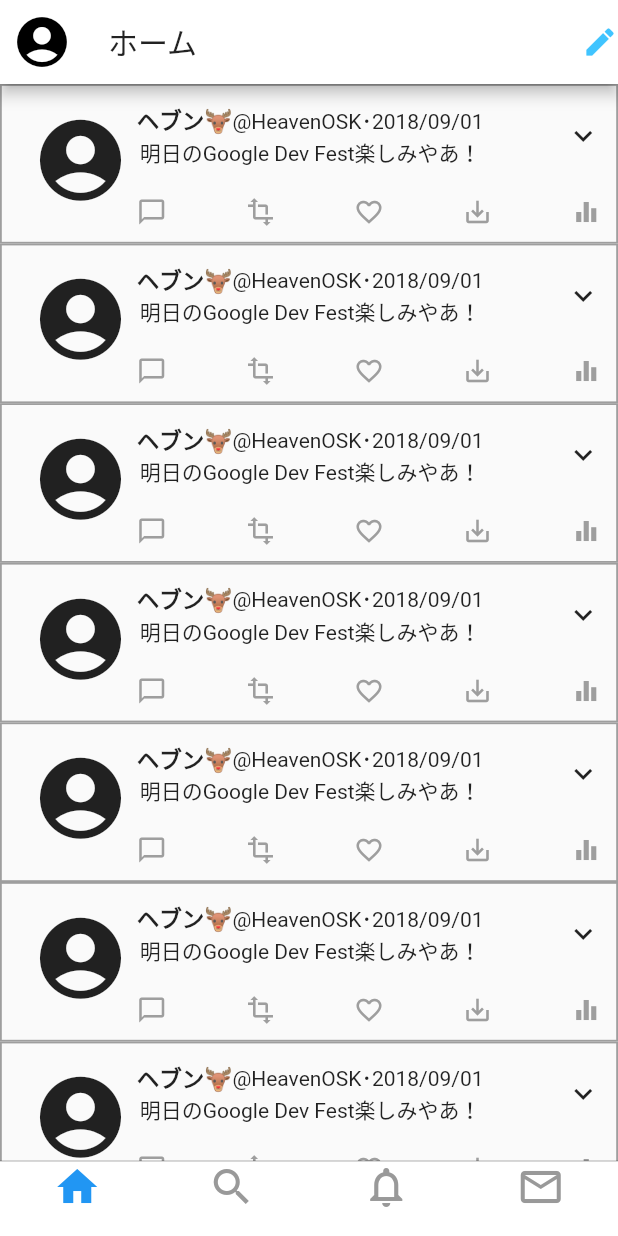
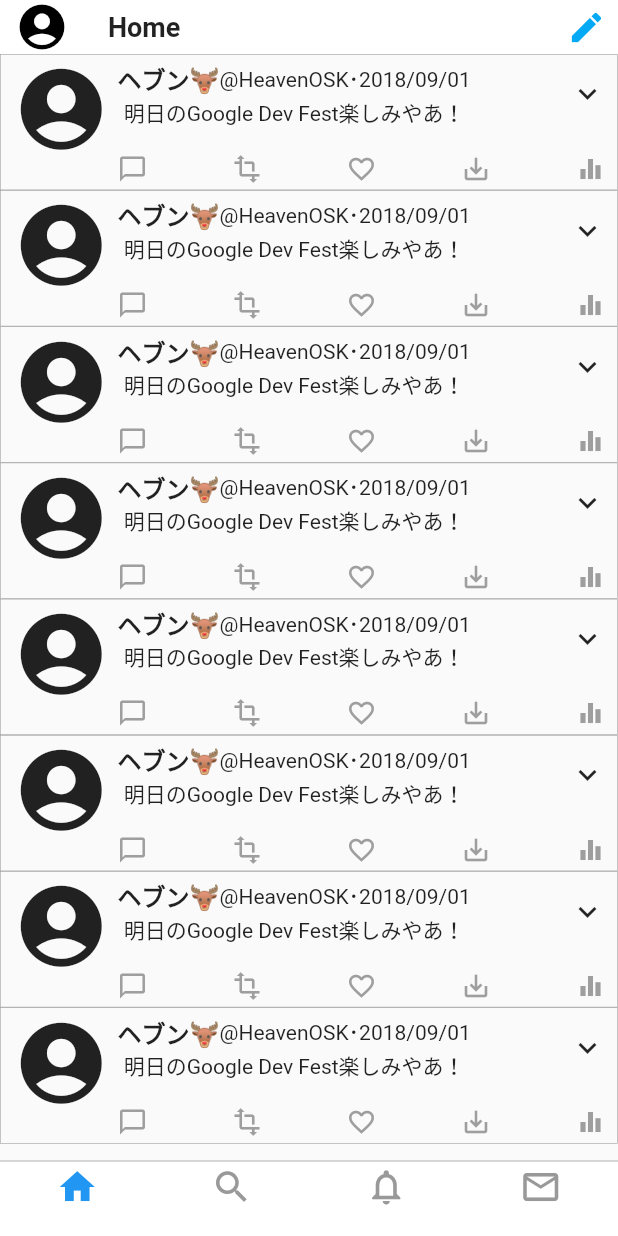
Before and after one commit to HeavenOSK/Flitter, a Flutter app: the screen it shows after launch, on a phone screen of 412 x 824 dp. Run offline on Flutter 3.47's test engine with Material 2 defaults, Android fonts, the phone set to English and light mode, and no system bars.

Commit message:
Fix Lyaout of AppBar and BottomNavigationBar

```diff
--- a/lib/main.dart
+++ b/lib/main.dart
@@ -8,6 +8,7 @@ class MyApp extends StatelessWidget{
   Widget build(BuildContext context) {
     return MaterialApp(
       title: 'Flitter',
+      debugShowCheckedModeBanner: false,
       theme: ThemeData(
           primaryColor: Colors.white
       ),
--- a/lib/ui/app.dart
+++ b/lib/ui/app.dart
@@ -1,5 +1,6 @@
 import 'package:flutter/material.dart';
 import 'package:flutter/cupertino.dart';
+
 import 'package:flitter/ui/pages/home.dart';
 
 class App extends StatefulWidget {
@@ -15,31 +16,10 @@ class AppState extends State<App> {
     Container(),
     Container(),
   ];
-  final iconSize = 32.0;
   @override
   Widget build(BuildContext context) {
     return CupertinoTabScaffold(
-      tabBar: CupertinoTabBar(
-        backgroundColor: Colors.white,
-        items: <BottomNavigationBarItem>[
-          BottomNavigationBarItem(
-            icon: Icon(Icons.home, size: iconSize),
-            title: Text(''),
-          ),
-          BottomNavigationBarItem(
-            icon: Icon(Icons.search, size: iconSize),
-            title: Text(''),
-          ),
-          BottomNavigationBarItem(
-            icon: Icon(Icons.notifications_none, size: iconSize),
-            title: Text(''),
-          ),
-          BottomNavigationBarItem(
-            icon: Icon(Icons.mail_outline, size: iconSize),
-            title: Text(''),
-          ),
-        ],
-      ),
+      tabBar: _buildFlitterTabBar(),
       tabBuilder: (BuildContext context, int index) {
         return new CupertinoTabView(
           builder: (BuildContext context) {
@@ -52,3 +32,28 @@ class AppState extends State<App> {
     );
   }
 }
+
+CupertinoTabBar _buildFlitterTabBar(){
+  final iconSize = 28.0;
+  return CupertinoTabBar(
+    backgroundColor: Colors.white,
+    items: <BottomNavigationBarItem>[
+      BottomNavigationBarItem(
+        icon: Icon(Icons.home, size: iconSize),
+        title: Text('',style: TextStyle(fontSize: 0.0)),
+      ),
+      BottomNavigationBarItem(
+        icon: Icon(Icons.search, size: iconSize),
+        title: Text('',style: TextStyle(fontSize: 0.0)),
+      ),
+      BottomNavigationBarItem(
+        icon: Icon(Icons.notifications_none, size: iconSize),
+        title: Text('',style: TextStyle(fontSize: 0.0)),
+      ),
+      BottomNavigationBarItem(
+        icon: Icon(Icons.mail_outline, size: iconSize),
+        title: Text('',style: TextStyle(fontSize: 0.0)),
+      ),
+    ],
+  );
+}
--- a/lib/ui/pages/home.dart
+++ b/lib/ui/pages/home.dart
@@ -10,19 +10,31 @@ class Home extends StatelessWidget {
       8,
       (i) => HomeListItem(),
     );
-    return Scaffold(
-      appBar: AppBar(
-        leading: Icon(Icons.account_circle, size: 40.0),
-        title: Text('ホーム'),
+    return SafeArea(
+      child: Scaffold(
+        appBar: PreferredSize(
+          preferredSize: Size.fromHeight(36.0),
+          child: AppBar(
+            leading: Icon(Icons.account_circle, size: 36.0),
+            elevation: 0.0,
+            title: Text('Home',
+                style: TextStyle(fontSize: 18.0, fontWeight: FontWeight.w700)),
             actions: <Widget>[
-          Icon(Icons.edit, color: Colors.lightBlueAccent),
+              Padding(
+                padding: const EdgeInsets.fromLTRB(0.0, 0.0, 8.0, 0.0),
+                child: Center(
+                    child: Icon(Icons.edit,
+                        size: 26.0, color: Colors.lightBlue)),
+              ),
             ],
+          ),
         ),
         body: ListView.builder(
             itemCount: _homeListItems.length,
             itemBuilder: (context, index) {
               return _homeListItems[index];
             }),
+      ),
     );
   }
 }
@@ -35,18 +47,18 @@ class HomeListItem extends StatelessWidget {
         Container(
           decoration: BoxDecoration(
             border: Border.all(
-              width: 1.2,
+              width: 0.4,
               color: Colors.grey,
             ),
           ),
           child: Padding(
-            padding: EdgeInsets.fromLTRB(15.0, 12.0, 10.0, 10.0),
+            padding: EdgeInsets.fromLTRB(8.0, 4.0, 8.0, 4.0),
             child: Container(
               height: 82.0,
               child: Row(
                 children: <Widget>[
                   Padding(
-                    padding: const EdgeInsets.all(5.0),
+                    padding: const EdgeInsets.fromLTRB(0.0, 0.0, 5.0, 0.0),
                     child: Column(
                       crossAxisAlignment: CrossAxisAlignment.start,
                       children: <Widget>[
@@ -71,7 +83,7 @@ class HomeListItem extends StatelessWidget {
                                           child: Text(
                                             'ヘブン🦌',
                                             style: TextStyle(
-                                                fontSize: 15.0,
+                                                fontSize: 16.0,
                                                 fontWeight: FontWeight.bold),
                                           ),
                                         ),
```
Lines whose indentation alone changed are shown as unchanged.
